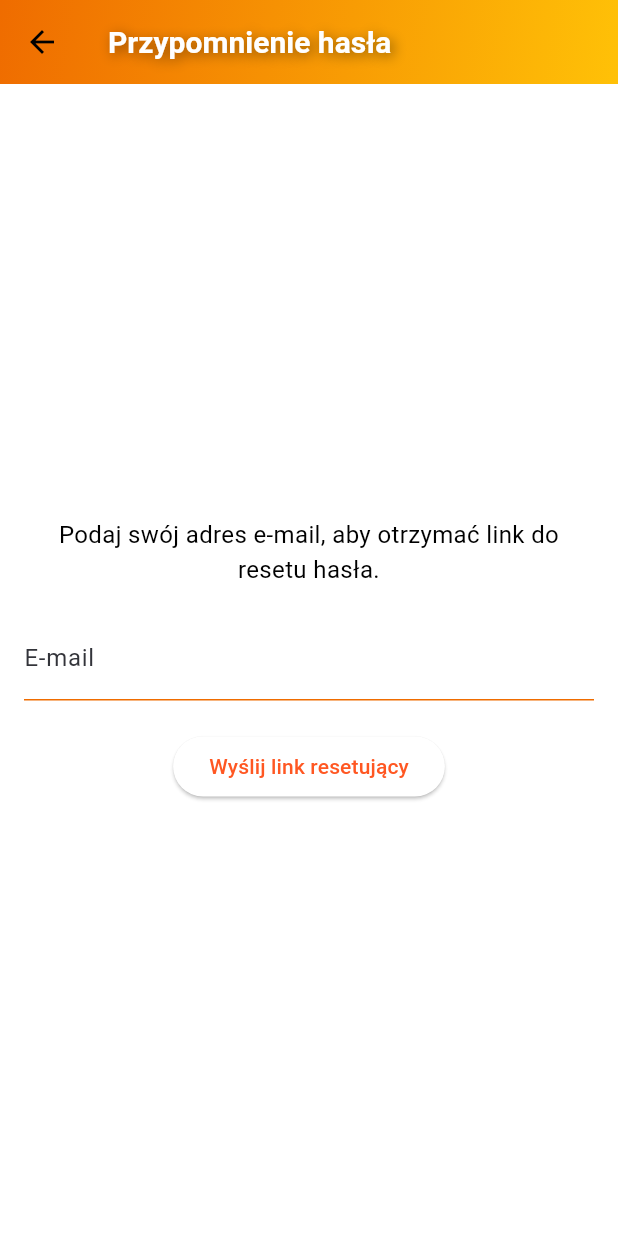
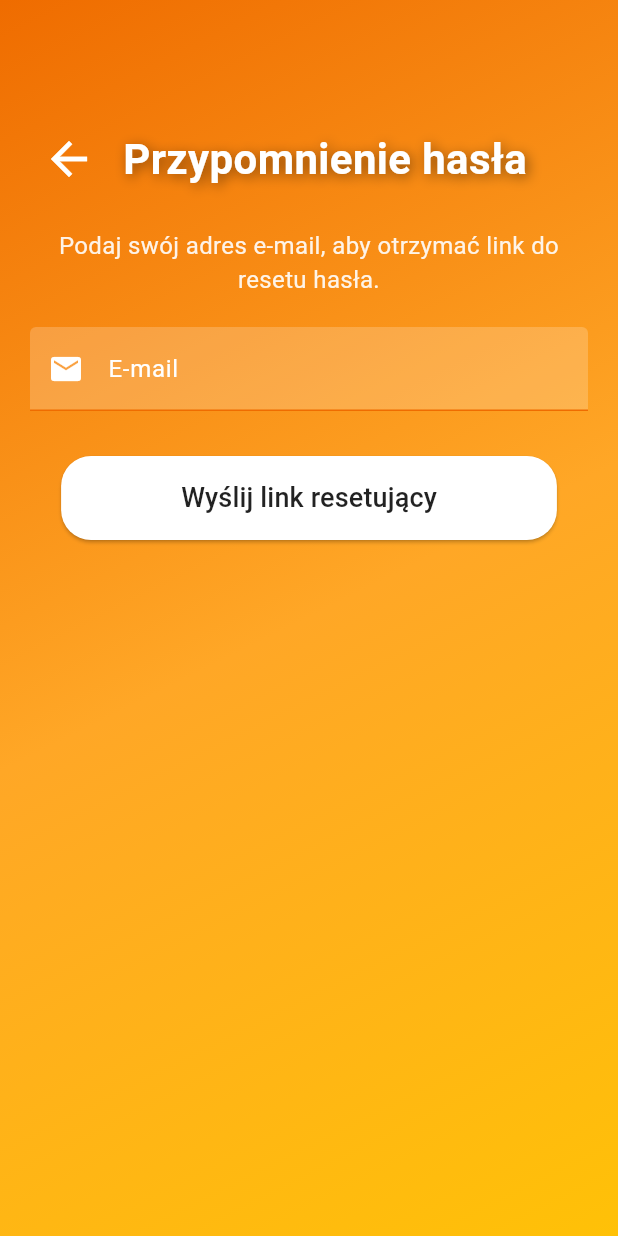
Before and after one commit to tofix96/stutask, a Flutter app: the screen it shows after launch, after a tap on "Zapomniałeś hasła?", on a phone screen of 412 x 824 dp. Run offline on Flutter 3.47's test engine with Material 3 defaults, Android fonts, the phone set to English and light mode, and no system bars; our stand-ins replace cloud_firestore, firebase_auth, firebase_core, firebase_storage, image_picker; missing offline and left inert: firebase_app_check; accounts and stored records are empty; network calls fail.

Commit message:
Stateful Application and Reviews

```diff
--- a/analysis_options.yaml
+++ b/analysis_options.yaml
@@ -10,6 +10,7 @@
 analyzer:
   errors:
     use_build_context_synchronously: ignore
+    avoid_print: ignore
 include: package:flutter_lints/flutter.yaml
 
 linter:
--- a/lib/bloc/screen_controller.dart
+++ b/lib/bloc/screen_controller.dart
@@ -52,9 +52,9 @@ class ScreenController {
         }
       }
 
-      return user; // Zwraca obiekt User? do miejsca wywołania
+      return user;
     } catch (e) {
-      return null; // Zwraca null w przypadku błędu
+      return null;
     }
   }
 
@@ -106,7 +106,6 @@ class ScreenController {
         builder: (context) => HomePage(
           user: user,
           showEmployerTasks: showEmployerTasks,
-          // Przekazanie accountType
         ),
       ),
     );
@@ -130,7 +129,6 @@ class ScreenController {
     );
   }
 
-  // Metoda do przejścia na ekran Przypomnienia hasła
   void goToForgotPasswordScreen(BuildContext context) {
     Navigator.push(
       context,
--- a/lib/main.dart
+++ b/lib/main.dart
@@ -3,7 +3,7 @@ import 'package:flutter/material.dart';
 import 'package:flutter/foundation.dart'; // Import dla kIsWeb
 import 'package:provider/provider.dart'; // Import dla Provider
 import 'package:firebase_app_check/firebase_app_check.dart';
-import 'package:stutask/admin_review_screen.dart';
+import 'package:stutask/screens/moderator/admin_review_screen.dart';
 import 'package:stutask/screens/tasks/application_screen.dart';
 import 'screens/auth/login_screen.dart';
 import 'screens/home.dart';
@@ -17,7 +17,7 @@ import 'package:stutask/screens/chat/chat_screen.dart';
 import 'package:stutask/screens/chat/chats_overview_screen.dart';
 import 'package:stutask/bloc/user_service.dart';
 import 'package:stutask/bloc/task_service.dart';
-import 'package:stutask/screens/admin_screen.dart';
+import 'package:stutask/screens/moderator/admin_screen.dart';
 
 final GlobalKey<NavigatorState> navigatorKey = GlobalKey<NavigatorState>();
 
@@ -40,7 +40,7 @@ void main() async {
   );
 
   await FirebaseAppCheck.instance.activate(
-    webProvider: kIsWeb ? null : null,
+    webProvider: kIsWeb ? ReCaptchaV3Provider('site-key') : null,
   );
 
   runApp(
--- a/lib/screens/auth/forgot_password.dart
+++ b/lib/screens/auth/forgot_password.dart
@@ -3,11 +3,13 @@ import 'package:firebase_auth/firebase_auth.dart';
 import 'package:stutask/widgets/widget_style.dart';
 
 class ForgotPasswordScreen extends StatefulWidget {
+  const ForgotPasswordScreen({super.key});
+
   @override
-  _ForgotPasswordScreenState createState() => _ForgotPasswordScreenState();
+  ForgotPasswordScreenState createState() => ForgotPasswordScreenState();
 }
 
-class _ForgotPasswordScreenState extends State<ForgotPasswordScreen> {
+class ForgotPasswordScreenState extends State<ForgotPasswordScreen> {
   final TextEditingController _emailController = TextEditingController();
   final FirebaseAuth _authService = FirebaseAuth.instance;
 
@@ -16,18 +18,18 @@ class _ForgotPasswordScreenState extends State<ForgotPasswordScreen> {
 
     if (email.isEmpty) {
       ScaffoldMessenger.of(context).showSnackBar(
-        SnackBar(content: Text('Proszę podać adres e-mail')),
+        const SnackBar(content: Text('Proszę podać adres e-mail')),
       );
       return;
     }
 
     try {
-      await _authService.sendPasswordResetEmail(
-          email: email); // Poprawna metoda
+      await _authService.sendPasswordResetEmail(email: email);
       ScaffoldMessenger.of(context).showSnackBar(
-        SnackBar(
+        const SnackBar(
             content: Text('E-mail z linkiem resetującym hasło został wysłany')),
       );
+      Navigator.pushReplacementNamed(context, '/');
     } catch (e) {
       ScaffoldMessenger.of(context).showSnackBar(
         SnackBar(content: Text('Błąd: $e')),
@@ -38,30 +40,90 @@ class _ForgotPasswordScreenState extends State<ForgotPasswordScreen> {
   @override
   Widget build(BuildContext context) {
     return Scaffold(
-      appBar: GradientAppBar(title: ('Przypomnienie hasła')),
-      body: Padding(
-        padding: const EdgeInsets.all(16.0),
+      body: GradientBody(
+        padding: const EdgeInsets.symmetric(horizontal: 20, vertical: 80),
         child: Column(
           mainAxisAlignment: MainAxisAlignment.center,
+          crossAxisAlignment: CrossAxisAlignment.center,
           children: [
+            // Wiersz z przyciskiem cofania i tytułem
+            Row(
+              mainAxisAlignment: MainAxisAlignment.start,
+              crossAxisAlignment: CrossAxisAlignment.center,
+              children: [
+                IconButton(
+                  icon: const Icon(Icons.arrow_back, color: Colors.white),
+                  iconSize: 36,
+                  onPressed: () {
+                    Navigator.pop(context);
+                  },
+                ),
+                const SizedBox(width: 10), // Odstęp między ikoną a tekstem
+                const Text(
+                  'Przypomnienie hasła',
+                  style: TextStyle(
+                    color: Colors.white,
+                    fontSize: 28,
+                    fontWeight: FontWeight.bold,
+                    shadows: [
+                      Shadow(
+                        blurRadius: 10.0,
+                        color: Colors.black45,
+                        offset: Offset(2, 2),
+                      ),
+                    ],
+                  ),
+                ),
+              ],
+            ),
+            const SizedBox(height: 20),
+            // Treść ekranu
             Text(
               'Podaj swój adres e-mail, aby otrzymać link do resetu hasła.',
               textAlign: TextAlign.center,
-              style: TextStyle(fontSize: 16.0),
+              style: TextStyle(
+                color: Colors.white.withOpacity(0.9),
+                fontSize: 16.0,
+              ),
             ),
             const SizedBox(height: 20),
+            // Pole tekstowe
             TextField(
               controller: _emailController,
               decoration: InputDecoration(
                 labelText: 'E-mail',
-                border: OutlineInputBorder(),
+                labelStyle: const TextStyle(color: Colors.white),
+                filled: true,
+                fillColor: Colors.white.withOpacity(0.2),
+                border: OutlineInputBorder(
+                  borderRadius: BorderRadius.circular(20),
+                  borderSide: BorderSide.none,
+                ),
+                prefixIcon: const Icon(Icons.email, color: Colors.white),
               ),
               keyboardType: TextInputType.emailAddress,
+              style: const TextStyle(color: Colors.white),
             ),
-            const SizedBox(height: 20),
+            const SizedBox(height: 30),
             ElevatedButton(
               onPressed: _sendPasswordResetEmail,
-              child: Text('Wyślij link resetujący'),
+              style: ElevatedButton.styleFrom(
+                backgroundColor: Colors.white,
+                padding: const EdgeInsets.symmetric(
+                  horizontal: 80,
+                  vertical: 15,
+                ),
+                shape: RoundedRectangleBorder(
+                  borderRadius: BorderRadius.circular(20),
+                ),
+              ),
+              child: const Text(
+                'Wyślij link resetujący',
+                style: TextStyle(
+                  fontSize: 18,
+                  color: Colors.black87,
+                ),
+              ),
             ),
           ],
         ),
--- a/lib/screens/chat/chat_screen.dart
+++ b/lib/screens/chat/chat_screen.dart
@@ -14,10 +14,10 @@ class ChatScreen extends StatefulWidget {
   ChatScreen({required this.chatId, required this.taskId, super.key});
 
   @override
-  _ChatScreenState createState() => _ChatScreenState();
+  ChatScreenState createState() => ChatScreenState();
 }
 
-class _ChatScreenState extends State<ChatScreen> {
+class ChatScreenState extends State<ChatScreen> {
   final TextEditingController _messageController = TextEditingController();
   final User? _currentUser = FirebaseAuth.instance.currentUser;
 
--- a/lib/screens/profile/seetings_screen.dart
+++ b/lib/screens/profile/seetings_screen.dart
@@ -7,10 +7,10 @@ class SettingsScreen extends StatefulWidget {
   const SettingsScreen({super.key});
 
   @override
-  _SettingsScreenState createState() => _SettingsScreenState();
+  SettingsScreenState createState() => SettingsScreenState();
 }
 
-class _SettingsScreenState extends State<SettingsScreen> {
+class SettingsScreenState extends State<SettingsScreen> {
   final _formKey = GlobalKey<FormState>();
   final _bioController = TextEditingController();
   final _firstNameController = TextEditingController();
--- a/lib/screens/profile/user_info_screen.dart
+++ b/lib/screens/profile/user_info_screen.dart
@@ -7,10 +7,10 @@ class UserInfoScreen extends StatefulWidget {
   const UserInfoScreen({super.key});
 
   @override
-  _UserInfoScreenState createState() => _UserInfoScreenState();
+  UserInfoScreenState createState() => UserInfoScreenState();
 }
 
-class _UserInfoScreenState extends State<UserInfoScreen> {
+class UserInfoScreenState extends State<UserInfoScreen> {
   final _formKey = GlobalKey<FormState>();
   final _bioController = TextEditingController();
   final _firstNameController = TextEditingController();
@@ -201,7 +201,7 @@ class _UserInfoScreenState extends State<UserInfoScreen> {
                     ),
                   ),
                   child: const Text(
-                    'Save Details',
+                    'Zapisz',
                     style: TextStyle(
                       fontSize: 18,
                       color: Colors.black87,
--- a/lib/screens/tasks/assigned_tasks_screen.dart
+++ b/lib/screens/tasks/assigned_tasks_screen.dart
@@ -13,10 +13,10 @@ class AssignedTasksScreen extends StatefulWidget {
   });
 
   @override
-  _AssignedTasksScreenState createState() => _AssignedTasksScreenState();
+  AssignedTasksScreenState createState() => AssignedTasksScreenState();
 }
 
-class _AssignedTasksScreenState extends State<AssignedTasksScreen> {
+class AssignedTasksScreenState extends State<AssignedTasksScreen> {
   @override
   Widget build(BuildContext context) {
     return Scaffold(
--- a/lib/widgets/detail_row.dart
+++ b/lib/widgets/detail_row.dart
@@ -5,10 +5,10 @@ class DetailRow extends StatelessWidget {
   final String value;
 
   const DetailRow({
-    Key? key,
+    super.key,
     required this.label,
     required this.value,
-  }) : super(key: key);
+  });
 
   @override
   Widget build(BuildContext context) {
--- a/lib/widgets/task_list_view.dart
+++ b/lib/widgets/task_list_view.dart
@@ -19,10 +19,10 @@ class TaskListView extends StatefulWidget {
   });
 
   @override
-  _TaskListViewState createState() => _TaskListViewState();
+  TaskListViewState createState() => TaskListViewState();
 }
 
-class _TaskListViewState extends State<TaskListView> {
+class TaskListViewState extends State<TaskListView> {
   String _sortField = 'Nazwa';
   bool _isAscending = true;
   String _category = 'Wszystkie';
```
Also changed, not shown: lib/bloc/auth_providers.dart (+3 -12 lines), lib/bloc/task_service.dart (+12 -9 lines), lib/screens/auth/login_screen.dart (+3 -4 lines), lib/screens/auth/register_screen.dart (+19 -4 lines), lib/screens/moderator/admin_review_screen.dart (renamed from lib/admin_review_screen.dart, +4 -3 lines), lib/screens/moderator/admin_screen.dart (renamed from lib/screens/admin_screen.dart, +4 -4 lines), lib/screens/tasks/create_task_screen.dart (+34 -18 lines), lib/screens/tasks/task_detail_screen.dart (+56 -14 lines), lib/widgets/assigned_user_widget.dart (+30 -5 lines).
